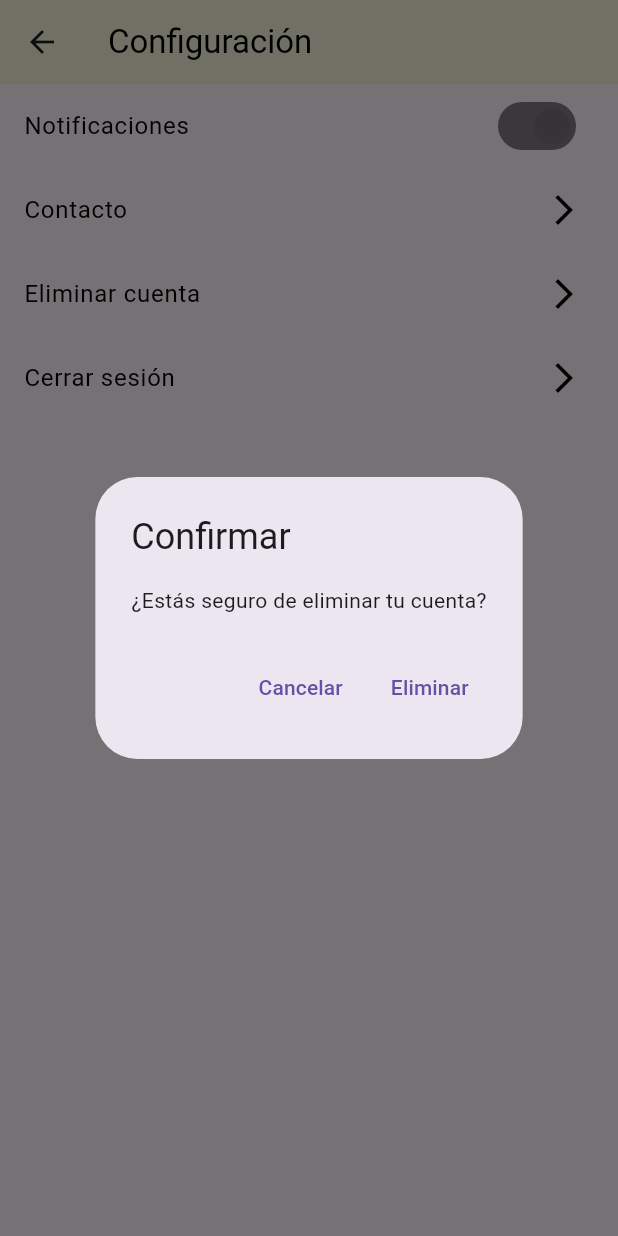
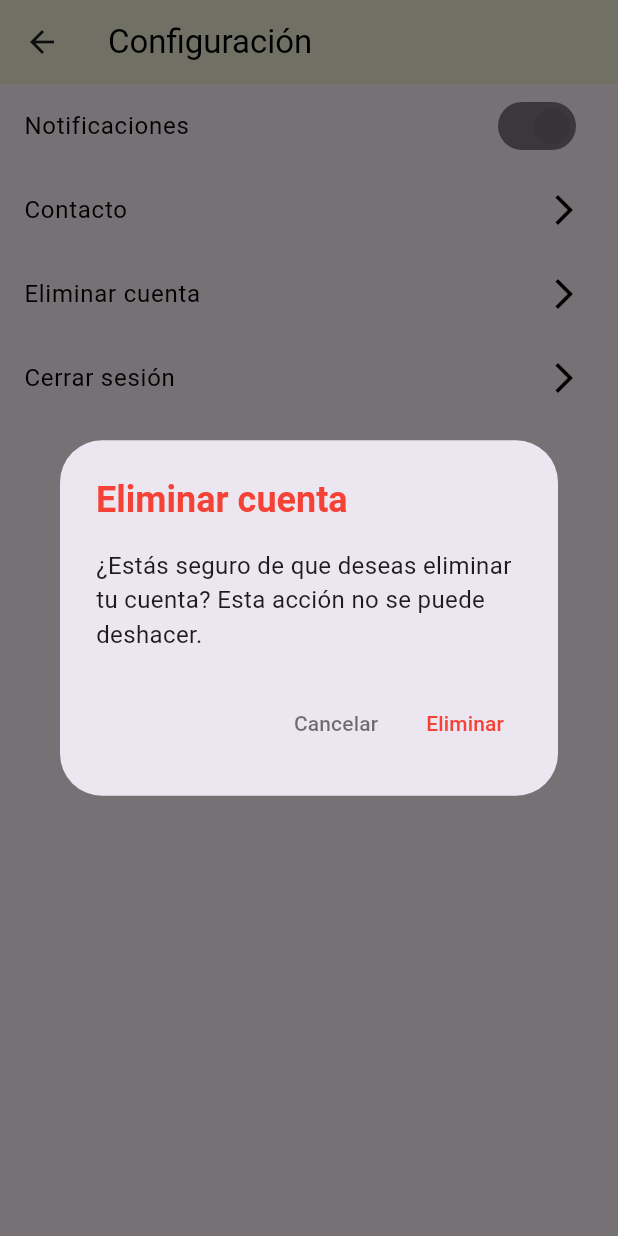
Before and after one commit to epis-upt-flor/proyecto-final-oreganoai, a Flutter app: the SettingsScreen screen opened directly, after a tap on "Eliminar cuenta", on a phone screen of 412 x 824 dp. Run offline on Flutter 3.47's test engine with Material 3 defaults, Android fonts, the phone set to English and light mode, and no system bars; our stand-ins replace cloud_firestore, firebase_auth, firebase_core, image_picker; accounts and stored records are empty.

Commit message:
fix config

```diff
--- a/organoai/lib/logica/logicaSesion.dart
+++ b/organoai/lib/logica/logicaSesion.dart
@@ -0,0 +1,135 @@
+// auth_service.dart
+import 'package:firebase_auth/firebase_auth.dart';
+import 'package:cloud_firestore/cloud_firestore.dart';
+import 'package:flutter/material.dart';
+import '../vista/login.dart'; // Asegúrate de importar tu LoginPage
+
+class AuthService {
+  // Cerrar sesión
+  Future<void> handleLogout(BuildContext context) async {
+    try {
+      // Cerrar sesión solo en Firebase
+      await FirebaseAuth.instance.signOut();
+      // await GoogleSignIn().signOut(); // Comentado
+
+      if (context.mounted) {
+        // Navegar a LoginPage y limpiar el stack de navegación
+        Navigator.pushAndRemoveUntil(
+          context,
+          MaterialPageRoute(builder: (context) => const LoginPage()),
+          (route) => false,
+        );
+      }
+    } catch (e) {
+      if (context.mounted) {
+        ScaffoldMessenger.of(context).showSnackBar(
+          SnackBar(
+            content: Text('Error al cerrar sesión: ${e.toString()}'),
+            backgroundColor: Colors.red,
+          ),
+        );
+      }
+    }
+  }
+
+  // Eliminar cuenta
+  Future<void> handleDeleteAccount(BuildContext context) async {
+    try {
+      final User? currentUser = FirebaseAuth.instance.currentUser;
+
+      if (currentUser == null) {
+        throw Exception('No hay usuario autenticado');
+      }
+
+      // Mostrar diálogo de confirmación
+      final bool? confirmDelete = await showDialog<bool>(
+        context: context,
+        barrierDismissible: false,
+        builder: (BuildContext context) {
+          return AlertDialog(
+            title: const Text(
+              'Eliminar cuenta',
+              style: TextStyle(fontWeight: FontWeight.bold, color: Colors.red),
+            ),
+            content: const Text(
+              '¿Estás seguro de que deseas eliminar tu cuenta? Esta acción no se puede deshacer.',
+              style: TextStyle(fontSize: 16),
+            ),
+            actions: [
+              TextButton(
+                onPressed: () => Navigator.of(context).pop(false),
+                child: const Text('Cancelar',
+                    style: TextStyle(color: Colors.black54)),
+              ),
+              TextButton(
+                onPressed: () => Navigator.of(context).pop(true),
+                style: TextButton.styleFrom(foregroundColor: Colors.red),
+                child: const Text('Eliminar'),
+              ),
+            ],
+          );
+        },
+      );
+
+      if (confirmDelete != true) return;
+
+      final String userId = currentUser.uid;
+
+      // Eliminar datos del usuario en Firestore
+      await FirebaseFirestore.instance.collection('users').doc(userId).delete();
+
+      // Eliminar cuenta de autenticación
+      try {
+        await currentUser.delete();
+      } on FirebaseAuthException catch (e) {
+        if (e.code == 'requires-recent-login') {
+          if (context.mounted) {
+            ScaffoldMessenger.of(context).showSnackBar(
+              const SnackBar(
+                content: Text(
+                  'Esta operación requiere reautenticación. Por favor, inicia sesión nuevamente.',
+                ),
+                backgroundColor: Colors.orange,
+              ),
+            );
+          }
+          await FirebaseAuth.instance.signOut();
+          // await GoogleSignIn().signOut(); // Comentado
+          if (context.mounted) {
+            Navigator.pushAndRemoveUntil(
+              context,
+              MaterialPageRoute(builder: (context) => const LoginPage()),
+              (route) => false,
+            );
+          }
+          return;
+        }
+        rethrow; // Re-lanzar otros errores
+      }
+
+      if (context.mounted) {
+        // Navegar a LoginPage y mostrar mensaje de éxito
+        Navigator.pushAndRemoveUntil(
+          context,
+          MaterialPageRoute(builder: (context) => const LoginPage()),
+          (route) => false,
+        );
+        ScaffoldMessenger.of(context).showSnackBar(
+          const SnackBar(
+            content: Text('Cuenta eliminada exitosamente'),
+            backgroundColor: Colors.green,
+          ),
+        );
+      }
+    } catch (e) {
+      if (context.mounted) {
+        ScaffoldMessenger.of(context).showSnackBar(
+          SnackBar(
+            content: Text('Error al eliminar la cuenta: ${e.toString()}'),
+            backgroundColor: Colors.red,
+          ),
+        );
+      }
+    }
+  }
+}
--- a/organoai/lib/main.dart
+++ b/organoai/lib/main.dart
@@ -3,6 +3,7 @@ import 'package:flutter/material.dart';
 import 'package:organoai/vista/foto.dart';
 
 import 'package:firebase_core/firebase_core.dart';
+import 'package:organoai/vista/login.dart';
 import 'firebase_options.dart';
 
 void main() async {
@@ -18,6 +19,6 @@ class MainApp extends StatelessWidget {
 
   @override
   Widget build(BuildContext context) {
-    return MaterialApp(home: PhotoGallery());
+    return MaterialApp(home: LoginPage());
   }
 }
--- a/organoai/lib/vista/configuracion.dart
+++ b/organoai/lib/vista/configuracion.dart
@@ -1,4 +1,6 @@
+// configuracion.dart
 import 'package:flutter/material.dart';
+import '../logica/logicaSesion.dart'; // Importa la clase AuthService
 
 class SettingsScreen extends StatefulWidget {
   const SettingsScreen({super.key});
@@ -9,25 +11,20 @@ class SettingsScreen extends StatefulWidget {
 
 class _SettingsScreenState extends State<SettingsScreen> {
   bool _notificationsEnabled = true;
+  final AuthService _authService = AuthService(); // Instancia de AuthService
 
   @override
   Widget build(BuildContext context) {
     return Scaffold(
       appBar: AppBar(
-        title: const Text(
-          'Configuración',
-          style: TextStyle(color: Colors.black),
-        ),
+        title: const Text('Configuración', style: TextStyle(color: Colors.black)),
         backgroundColor: const Color(0xFFF5F5DC),
         elevation: 0,
       ),
       body: ListView(
         children: [
           SwitchListTile(
-            title: const Text(
-              'Notificaciones',
-              style: TextStyle(color: Colors.black),
-            ),
+            title: const Text('Notificaciones', style: TextStyle(color: Colors.black)),
             value: _notificationsEnabled,
             onChanged: (bool value) {
               setState(() {
@@ -37,74 +34,19 @@ class _SettingsScreenState extends State<SettingsScreen> {
             activeColor: Colors.black54,
           ),
           ListTile(
-            title: const Text(
-              'Contacto',
-              style: TextStyle(color: Colors.black),
-            ),
+            title: const Text('Contacto', style: TextStyle(color: Colors.black)),
             trailing: const Icon(Icons.arrow_forward_ios, color: Colors.black),
-            onTap: () {
-              // Aquí iría la lógica para la pantalla de contacto
-            },
+            onTap: () {},
           ),
           ListTile(
-            title: const Text(
-              'Eliminar cuenta',
-              style: TextStyle(color: Colors.black),
-            ),
+            title: const Text('Eliminar cuenta', style: TextStyle(color: Colors.black)),
             trailing: const Icon(Icons.arrow_forward_ios, color: Colors.black),
-            onTap: () {
-              // Aquí iría la lógica para eliminar cuenta
-              showDialog(
-                context: context,
-                builder: (context) => AlertDialog(
-                  title: const Text('Confirmar'),
-                  content: const Text('¿Estás seguro de eliminar tu cuenta?'),
-                  actions: [
-                    TextButton(
-                      onPressed: () => Navigator.pop(context),
-                      child: const Text('Cancelar'),
-                    ),
-                    TextButton(
-                      onPressed: () {
-                        // Lógica de eliminación
-                        Navigator.pop(context);
-                      },
-                      child: const Text('Eliminar'),
-                    ),
-                  ],
-                ),
-              );
-            },
+            onTap: () => _authService.handleDeleteAccount(context),
           ),
           ListTile(
-            title: const Text(
-              'Cerrar sesión',
-              style: TextStyle(color: Colors.black),
-            ),
+            title: const Text('Cerrar sesión', style: TextStyle(color: Colors.black)),
             trailing: const Icon(Icons.arrow_forward_ios, color: Colors.black),
-            onTap: () {
-              // Aquí iría la lógica para cerrar sesión
-              showDialog(
-                context: context,
-                builder: (context) => AlertDialog(
-                  title: const Text('Confirmar'),
-                  content: const Text('¿Quieres cerrar tu sesión?'),
-                  actions: [
-                    TextButton(
-                      onPressed: () => Navigator.pop(context),
-                      child: const Text('Cancelar'),
-                    ),
-                    TextButton(
-                      onPressed: () {
-                        // Lógica de cierre de sesión
-                        Navigator.pop(context);
-                      },
-                      child: const Text('Cerrar sesión'),
-                    ),
-                  ],
-                ),
-              );
-            },
+            onTap: () => _authService.handleLogout(context),
           ),
         ],
       ),
```
Also changed, not shown: organoai/pubspec.lock, 20 other files.
